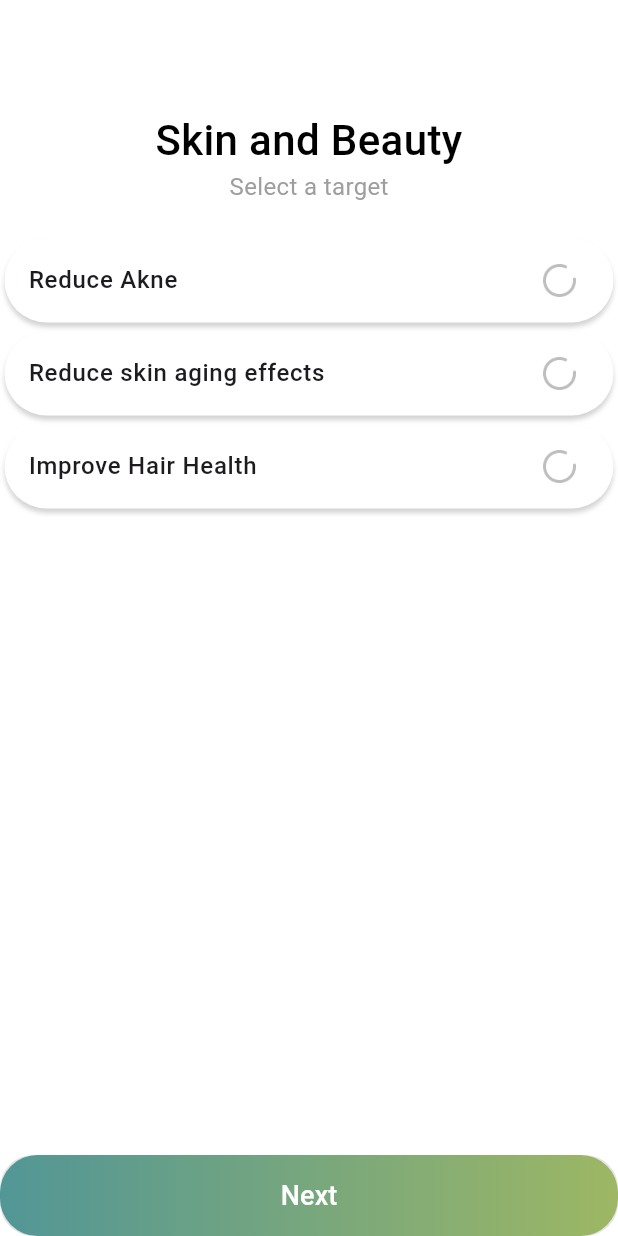
After one commit to AndAgainForYou/meProject, a Flutter app: the CalculateSkinAndBeautyWidget screen opened directly, on a phone screen of 412 x 824 dp. The commit adds this screen. Run offline on Flutter 3.47's test engine with Material 3 defaults, Android fonts, the phone set to English and light mode, and no system bars; our stand-ins replace fl_chart, flutter_keyboard_visibility, flutter_svg, percent_indicator, step_progress_indicator, syncfusion_flutter_gauges; missing offline and left inert: wheel_slider; Roboto replaces fonts that are missing (Gilroy).

Commit message:
Skin and beauty list page

```diff
--- a/lib/features/calculation/calculation_global.dart
+++ b/lib/features/calculation/calculation_global.dart
@@ -8,6 +8,7 @@ import 'package:platy/features/calculation/calculation_gender.dart';
 import 'package:platy/features/calculation/calculation_goals.dart';
 import 'package:platy/features/calculation/calculation_height.dart';
 import 'package:platy/features/calculation/calculation_mental_health.dart';
+import 'package:platy/features/calculation/calculation_skin_beauty.dart';
 import 'package:platy/features/calculation/calculation_sports_competition.dart';
 import 'package:platy/features/calculation/calculation_user_name.dart';
 import 'package:platy/features/calculation/calculation_weight.dart';
@@ -186,7 +187,8 @@ class _CalculateGlobalWidgetState extends State<CalculateGlobalWidget> {
                   CalculateFreqSportWidget(),
 
                   CalculateWeightLossWidget(), //weight loss widget
-                  CalculateMentalHealthWidget() //mental health widget
+                  CalculateMentalHealthWidget(), //mental health widget
+                  CalculateSkinAndBeautyWidget(), //skin and beauty list widget
                 ],
               ),
             ),
--- /dev/null
+++ b/lib/features/calculation/calculation_skin_beauty.dart
@@ -0,0 +1,105 @@
+import 'package:flutter/material.dart';
+import 'package:platy/features/calculation/calculation_global.dart';
+import 'package:platy/features/calculation/custom_list_tile.dart';
+import 'package:platy/features/calculation/theme.dart';
+
+class CalculateSkinAndBeautyWidget extends StatefulWidget {
+  const CalculateSkinAndBeautyWidget({super.key});
+
+  @override
+  State<CalculateSkinAndBeautyWidget> createState() => _CalculateSkinAndBeautyWidgetState();
+}
+
+class _CalculateSkinAndBeautyWidgetState extends State<CalculateSkinAndBeautyWidget> {
+ List<String> titles = [
+    'Reduce Akne',
+    'Reduce skin aging effects',
+    'Improve Hair Health',
+  ];
+  bool _isButtonActive = false;
+  List<bool> _isCheckedList = [];
+
+  @override
+  void initState() {
+    super.initState();
+    _isCheckedList = List.generate(titles.length, (index) => false);
+  }
+
+  @override
+  Widget build(BuildContext context) {
+    return Scaffold(
+      body: Column(
+        mainAxisAlignment: MainAxisAlignment.center,
+        crossAxisAlignment: CrossAxisAlignment.center,
+        children: [
+          const SizedBox(height: 73),
+          Text(
+            'Skin and Beauty',
+            textAlign: TextAlign.center,
+            style: whiteTheme.textTheme.bodyMedium,
+          ),
+          const Text('Select a target', style: TextStyle(
+            color: Colors.grey,
+            fontSize: 16
+          ),),
+          const SizedBox(height: 20),
+          Expanded(
+            child: ListView.builder(
+              itemCount: titles.length,
+              itemBuilder: (context, index) {
+                return CustomListTile(
+                  title: titles[index],
+                  isChecked: _isCheckedList[index],
+                  onTilePressed: (isChecked) {
+                    setState(() {
+                      _isCheckedList[index] = isChecked;
+                      _isButtonActive = _isCheckedList.contains(true);
+                    });
+                  },
+                );
+              },
+            ),
+          ),
+          const SizedBox(height: 10),
+          Container(
+            height: 54.0,
+            width: double.infinity,
+            decoration: BoxDecoration(
+              borderRadius: BorderRadius.circular(25.0),
+              gradient: const LinearGradient(
+                colors: [
+                  Color(0xFF59A7A7),
+                  Color(0xFFAFCD6D),
+                ],
+              ),
+            ),
+            child: ElevatedButton(
+              onPressed: _isButtonActive
+                  ? () {
+                      CalculateGlobalWidget.of(context).pageController.nextPage(
+                          duration: const Duration(milliseconds: 300),
+                          curve: Curves.easeIn);
+                    }
+                  : null,
+              style: ElevatedButton.styleFrom(
+                backgroundColor: Colors.transparent,
+                elevation: 0,
+                shape: RoundedRectangleBorder(
+                  borderRadius: BorderRadius.circular(22.0),
+                ),
+              ),
+              child: const Text(
+                'Next',
+                style: TextStyle(
+                  fontSize: 18,
+                  fontWeight: FontWeight.w500,
+                  color: Colors.white,
+                ),
+              ),
+            ),
+          ),
+        ],
+      ),
+    );
+  }
+}
```
